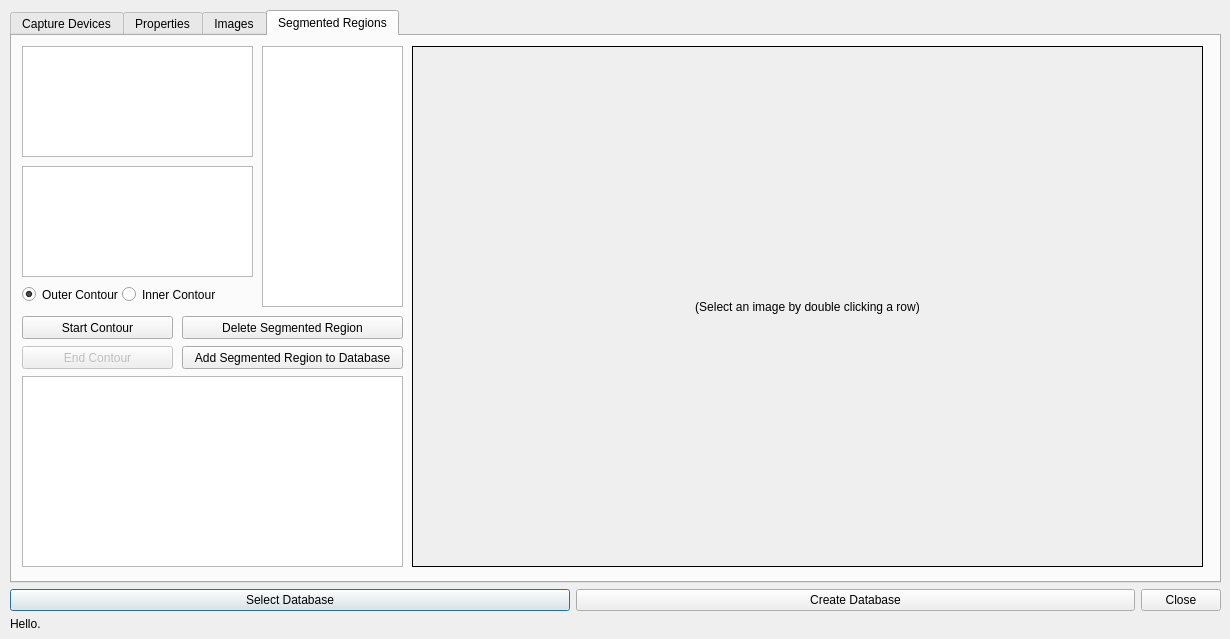
Before: the Qt Designer form manageTrainingDataForm.ui in asmith9455/imageClassifier, drawn with Qt 5.
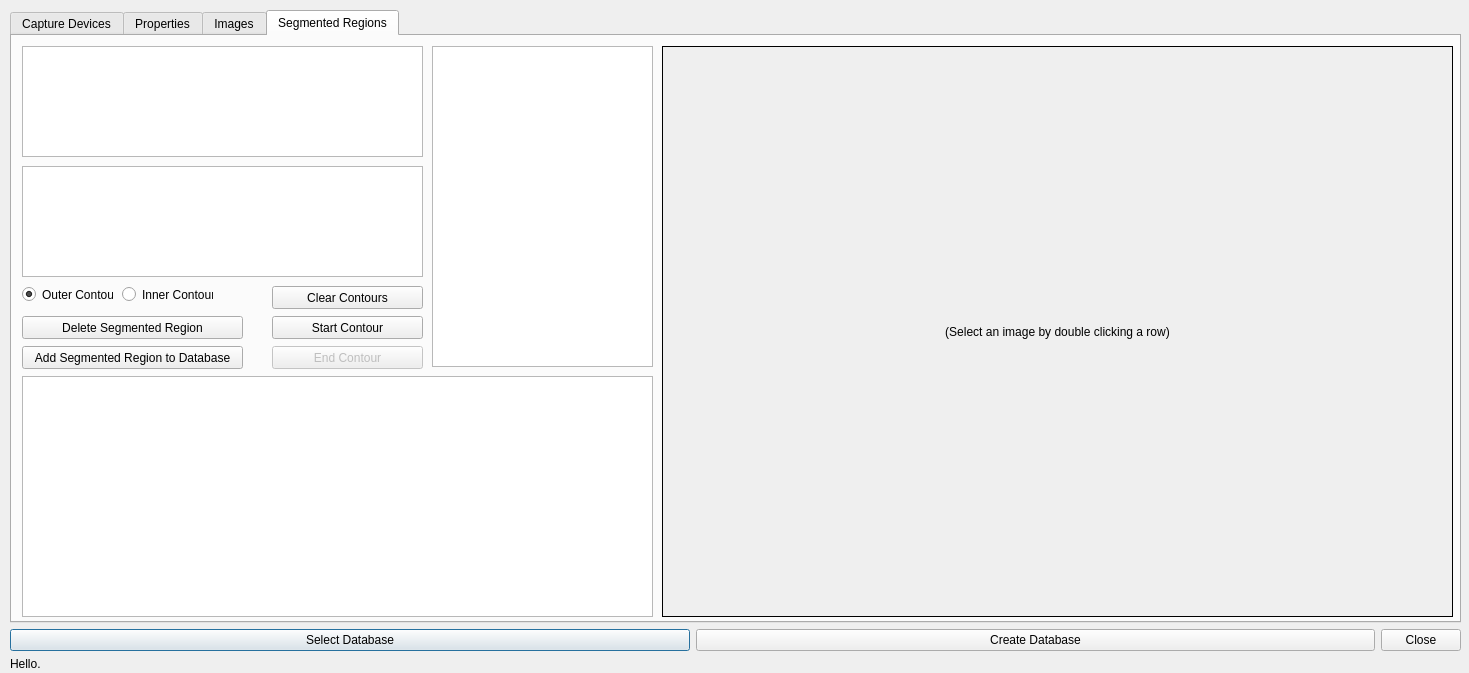
After: the same form once the commit is applied. Custom widgets are drawn as their Qt base class.

The edit to the form file:
```diff
--- a/manageTrainingDataForm.ui
+++ b/manageTrainingDataForm.ui
@@ -6,8 +6,8 @@
    <rect>
     <x>0</x>
     <y>0</y>
-    <width>1230</width>
-    <height>639</height>
+    <width>1469</width>
+    <height>673</height>
    </rect>
   </property>
   <property name="windowTitle">
@@ -18,8 +18,8 @@
     <rect>
      <x>10</x>
      <y>10</y>
-     <width>1211</width>
-     <height>621</height>
+     <width>1451</width>
+     <height>661</height>
     </rect>
    </property>
    <layout class="QGridLayout" name="gridLayout1" rowstretch="0,0,0">
@@ -386,7 +386,7 @@
          <rect>
           <x>10</x>
           <y>130</y>
-          <width>231</width>
+          <width>401</width>
           <height>111</height>
          </rect>
         </property>
@@ -402,7 +402,7 @@
          <rect>
           <x>10</x>
           <y>10</y>
-          <width>231</width>
+          <width>401</width>
           <height>111</height>
          </rect>
         </property>
@@ -410,10 +410,10 @@
        <widget class="ClickableLabel" name="label_picToDrawOn">
         <property name="geometry">
          <rect>
-          <x>400</x>
+          <x>650</x>
           <y>10</y>
           <width>791</width>
-          <height>521</height>
+          <height>571</height>
          </rect>
         </property>
         <property name="autoFillBackground">
@@ -437,8 +437,8 @@
          <rect>
           <x>10</x>
           <y>340</y>
-          <width>381</width>
-          <height>191</height>
+          <width>631</width>
+          <height>241</height>
          </rect>
         </property>
         <property name="editTriggers">
@@ -451,7 +451,7 @@
        <widget class="QPushButton" name="btn_startContour">
         <property name="geometry">
          <rect>
-          <x>10</x>
+          <x>260</x>
           <y>280</y>
           <width>151</width>
           <height>23</height>
@@ -464,7 +464,7 @@
        <widget class="QPushButton" name="pushButton_3">
         <property name="geometry">
          <rect>
-          <x>170</x>
+          <x>10</x>
           <y>280</y>
           <width>221</width>
           <height>23</height>
@@ -480,7 +480,7 @@
         </property>
         <property name="geometry">
          <rect>
-          <x>10</x>
+          <x>260</x>
           <y>310</y>
           <width>151</width>
           <height>23</height>
@@ -493,7 +493,7 @@
        <widget class="QPushButton" name="pushButton_4">
         <property name="geometry">
          <rect>
-          <x>170</x>
+          <x>10</x>
           <y>310</y>
           <width>221</width>
           <height>23</height>
@@ -508,7 +508,7 @@
          <rect>
           <x>10</x>
           <y>250</y>
-          <width>111</width>
+          <width>91</width>
           <height>17</height>
          </rect>
         </property>
@@ -524,7 +524,7 @@
          <rect>
           <x>110</x>
           <y>250</y>
-          <width>111</width>
+          <width>91</width>
           <height>17</height>
          </rect>
         </property>
@@ -532,15 +532,34 @@
          <string>Inner Contour</string>
         </property>
        </widget>
-       <widget class="QTreeView" name="treeView_segRegionPoints">
+       <widget class="QPushButton" name="btn_clearContours">
         <property name="geometry">
          <rect>
-          <x>250</x>
+          <x>260</x>
+          <y>250</y>
+          <width>151</width>
+          <height>23</height>
+         </rect>
+        </property>
+        <property name="text">
+         <string>Clear Contours</string>
+        </property>
+       </widget>
+       <widget class="QTableView" name="tableView_propertiesForSegmentedRegions">
+        <property name="geometry">
+         <rect>
+          <x>420</x>
           <y>10</y>
-          <width>141</width>
-          <height>261</height>
+          <width>221</width>
+          <height>321</height>
          </rect>
         </property>
+        <property name="editTriggers">
+         <set>QAbstractItemView::NoEditTriggers</set>
+        </property>
+        <property name="alternatingRowColors">
+         <bool>true</bool>
+        </property>
        </widget>
       </widget>
      </widget>
```
Left out of the diff: 6 changed lines with no effect on the pictures.
